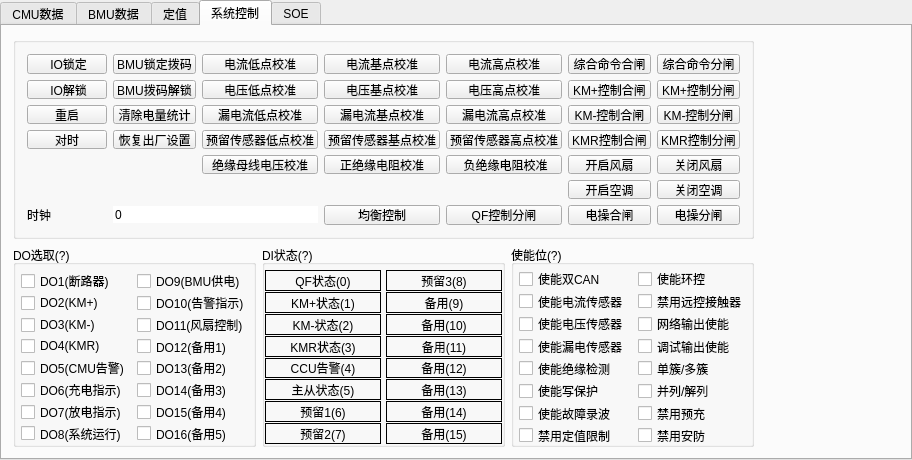
First picture: the form in widget.ui, repository Shogpe/bmsTool, before the edit.
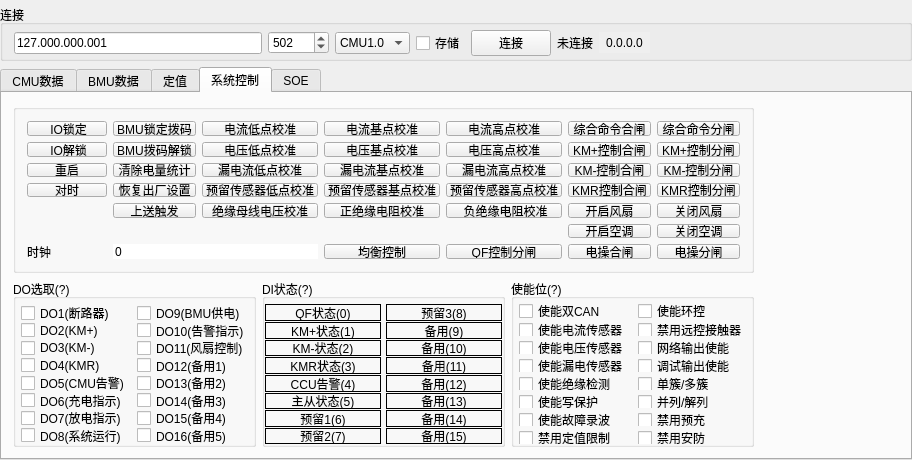
Second picture: the form after the edit. The open tabs and pages were chosen to show the change. Custom widgets are drawn as their Qt base class.

What changed in the file:
```diff
--- a/widget.ui
+++ b/widget.ui
@@ -39,7 +39,7 @@
     <number>0</number>
    </property>
    <property name="topMargin">
-    <number>0</number>
+    <number>5</number>
    </property>
    <property name="rightMargin">
     <number>0</number>
@@ -47,6 +47,166 @@
    <property name="bottomMargin">
     <number>0</number>
    </property>
+   <item>
+    <widget class="QGroupBox" name="groupBox_3">
+     <property name="sizePolicy">
+      <sizepolicy hsizetype="Preferred" vsizetype="Fixed">
+       <horstretch>0</horstretch>
+       <verstretch>0</verstretch>
+      </sizepolicy>
+     </property>
+     <property name="title">
+      <string>连接</string>
+     </property>
+     <property name="flat">
+      <bool>true</bool>
+     </property>
+     <property name="checkable">
+      <bool>false</bool>
+     </property>
+     <layout class="QHBoxLayout" name="horizontalLayout">
+      <property name="topMargin">
+       <number>5</number>
+      </property>
+      <property name="bottomMargin">
+       <number>2</number>
+      </property>
+      <item>
+       <widget class="QLineEdit" name="connectIP">
+        <property name="toolTip">
+         <string>输入IP地址</string>
+        </property>
+        <property name="inputMask">
+         <string>000.000.000.000</string>
+        </property>
+        <property name="text">
+         <string>127.000.000.001</string>
+        </property>
+        <property name="maxLength">
+         <number>15</number>
+        </property>
+       </widget>
+      </item>
+      <item>
+       <widget class="QSpinBox" name="spinBoxPort">
+        <property name="maximum">
+         <number>65535</number>
+        </property>
+        <property name="value">
+         <number>502</number>
+        </property>
+       </widget>
+      </item>
+      <item>
+       <widget class="QComboBox" name="cbProtocol">
+        <item>
+         <property name="text">
+          <string>CMU1.0</string>
+         </property>
+        </item>
+        <item>
+         <property name="text">
+          <string>CMU2.0</string>
+         </property>
+        </item>
+        <item>
+         <property name="text">
+          <string>CMU3.0</string>
+         </property>
+        </item>
+        <item>
+         <property name="text">
+          <string>CMU4.0</string>
+         </property>
+        </item>
+       </widget>
+      </item>
+      <item>
+       <widget class="QCheckBox" name="checkBox">
+        <property name="text">
+         <string>存储</string>
+        </property>
+       </widget>
+      </item>
+      <item>
+       <widget class="QPushButton" name="tbtnConnect">
+        <property name="cursor">
+         <cursorShape>PointingHandCursor</cursorShape>
+        </property>
+        <property name="text">
+         <string>连接</string>
+        </property>
+       </widget>
+      </item>
+      <item>
+       <widget class="QLabel" name="labelStatus">
+        <property name="sizePolicy">
+         <sizepolicy hsizetype="Preferred" vsizetype="Preferred">
+          <horstretch>0</horstretch>
+          <verstretch>0</verstretch>
+         </sizepolicy>
+        </property>
+        <property name="font">
+         <font>
+          <italic>false</italic>
+          <bold>false</bold>
+         </font>
+        </property>
+        <property name="frameShape">
+         <enum>QFrame::NoFrame</enum>
+        </property>
+        <property name="text">
+         <string>未连接</string>
+        </property>
+        <property name="textFormat">
+         <enum>Qt::PlainText</enum>
+        </property>
+        <property name="scaledContents">
+         <bool>false</bool>
+        </property>
+       </widget>
+      </item>
+      <item>
+       <widget class="QToolButton" name="btnVer">
+        <property name="autoFillBackground">
+         <bool>true</bool>
+        </property>
+        <property name="text">
+         <string>0.0.0.0</string>
+        </property>
+        <property name="autoExclusive">
+         <bool>false</bool>
+        </property>
+        <property name="popupMode">
+         <enum>QToolButton::InstantPopup</enum>
+        </property>
+        <property name="toolButtonStyle">
+         <enum>Qt::ToolButtonTextOnly</enum>
+        </property>
+        <property name="autoRaise">
+         <bool>true</bool>
+        </property>
+        <property name="arrowType">
+         <enum>Qt::NoArrow</enum>
+        </property>
+       </widget>
+      </item>
+      <item>
+       <spacer name="horizontalSpacer_3">
+        <property name="orientation">
+         <enum>Qt::Horizontal</enum>
+        </property>
+        <property name="sizeHint" stdset="0">
+         <size>
+          <width>40</width>
+          <height>20</height>
+         </size>
+        </property>
+       </spacer>
+      </item>
+     </layout>
+    </widget>
+   </item>
    <item>
     <widget class="QTabWidget" name="DataWidget">
      <property name="enabled">
@@ -65,7 +225,7 @@
       <enum>QTabWidget::North</enum>
      </property>
      <property name="currentIndex">
-      <number>2</number>
+      <number>4</number>
      </property>
      <widget class="QWidget" name="tabCMU">
       <property name="enabled">
@@ -4049,6 +4209,9 @@
          <property name="focusPolicy">
           <enum>Qt::WheelFocus</enum>
          </property>
+         <property name="contextMenuPolicy">
+          <enum>Qt::CustomContextMenu</enum>
+         </property>
          <property name="toolTip">
           <string>均衡模式</string>
          </property>
@@ -6867,9 +7030,6 @@
          </property>
         </widget>
        </item>
-       <item row="14" column="7" colspan="2">
-        <widget class="QLineEditExt" name="lineEdit"/>
-       </item>
       </layout>
      </widget>
      <widget class="QWidget" name="tabCtrl">
@@ -7449,6 +7609,19 @@
             </property>
            </widget>
           </item>
+          <item row="5" column="1">
+           <widget class="QPushButton" name="btnUploadTrig">
+            <property name="sizePolicy">
+             <sizepolicy hsizetype="Preferred" vsizetype="Fixed">
+              <horstretch>0</horstretch>
+              <verstretch>0</verstretch>
+             </sizepolicy>
+            </property>
+            <property name="text">
+             <string>上送触发</string>
+            </property>
+           </widget>
+          </item>
          </layout>
         </widget>
        </item>
@@ -8025,11 +8198,6 @@
    <extends>QDoubleSpinBox</extends>
    <header>widget.h</header>
   </customwidget>
-  <customwidget>
-   <class>QLineEditExt</class>
-   <extends>QLineEdit</extends>
-   <header>qlineeditext.h</header>
-  </customwidget>
  </customwidgets>
  <tabstops>
   <tabstop>btnIZeroAdj</tabstop>
```
